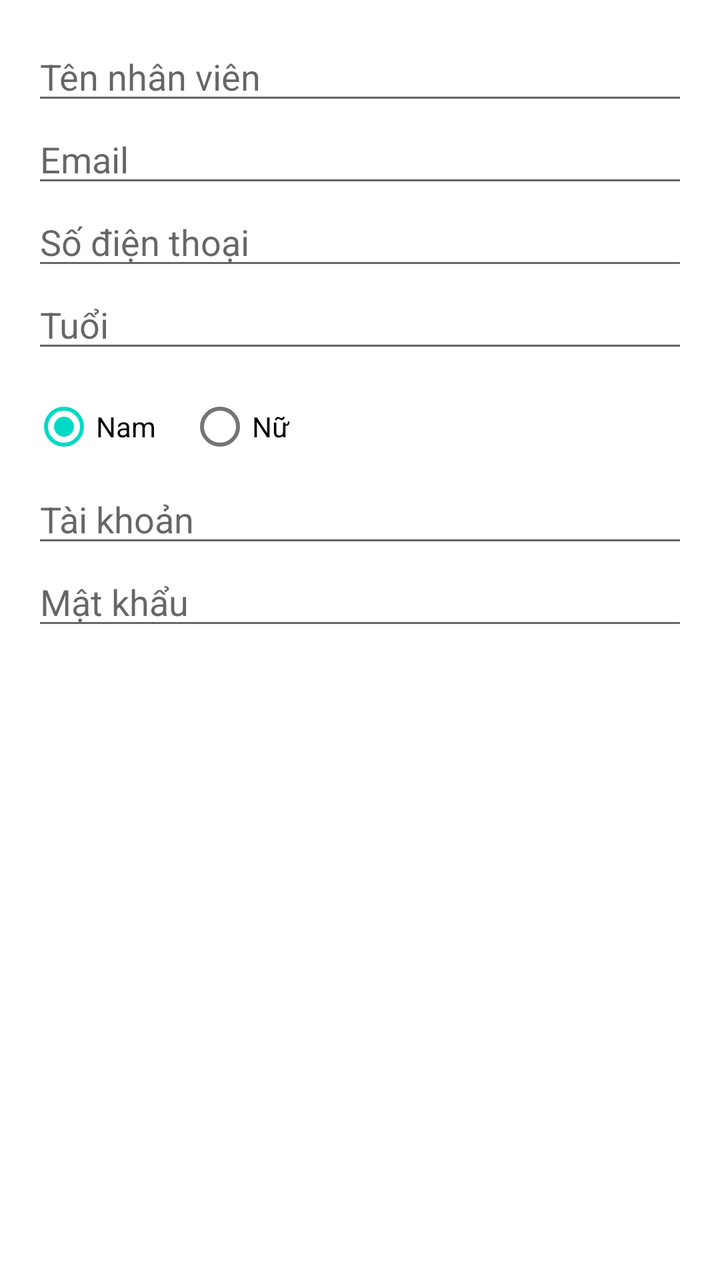
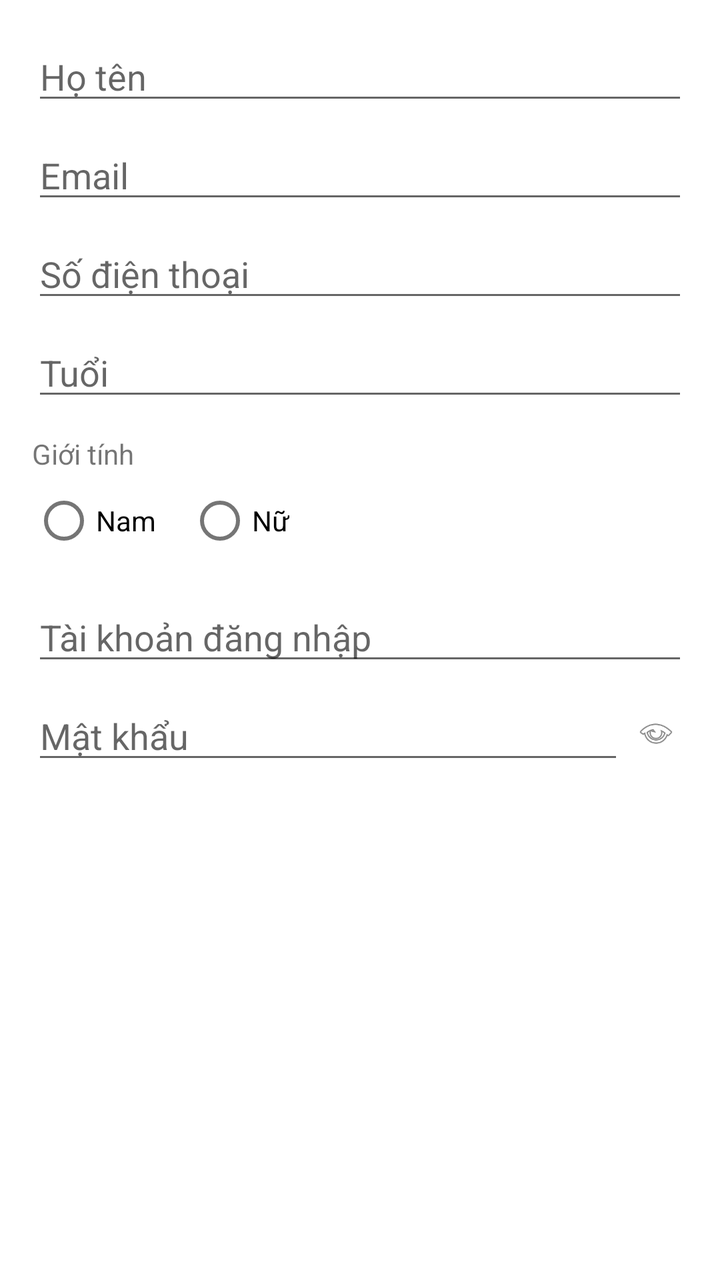

Screens rendered from an Android XML layout before and after an edit, with the pre-edit source and the edit as a unified diff.
<!-- AndroidManifest.xml: application theme Theme.Banhmiviet -->
<!-- res/layout/dialog_add_employee.xml -->
<?xml version="1.0" encoding="utf-8"?>
<ScrollView xmlns:android="http://schemas.android.com/apk/res/android"
    android:layout_width="match_parent"
    android:layout_height="wrap_content">

    <LinearLayout
        android:orientation="vertical"
        android:layout_width="match_parent"
        android:layout_height="wrap_content"
        android:padding="16dp">

        <EditText
            android:id="@+id/edtName"
            android:layout_width="match_parent"
            android:layout_height="wrap_content"
            android:hint="Tên nhân viên" />

        <EditText
            android:id="@+id/edtEmail"
            android:layout_width="match_parent"
            android:layout_height="wrap_content"
            android:hint="Email"
            android:inputType="textEmailAddress" />

        <EditText
            android:id="@+id/edtPhone"
            android:layout_width="match_parent"
            android:layout_height="wrap_content"
            android:hint="Số điện thoại"
            android:inputType="phone" />

        <EditText
            android:id="@+id/edtAge"
            android:layout_width="match_parent"
            android:layout_height="wrap_content"
            android:hint="Tuổi"
            android:inputType="number" />

        <RadioGroup
            android:id="@+id/radioGender"
            android:layout_width="wrap_content"
            android:layout_height="wrap_content"
            android:orientation="horizontal"
            android:layout_marginTop="8dp">

            <RadioButton
                android:id="@+id/radioMale"
                android:layout_width="wrap_content"
                android:layout_height="wrap_content"
                android:text="Nam"
                android:checked="true" />

            <RadioButton
                android:id="@+id/radioFemale"
                android:layout_width="wrap_content"
                android:layout_height="wrap_content"
                android:text="Nữ"
                android:layout_marginStart="16dp" />
        </RadioGroup>

        <EditText
            android:id="@+id/edtUsername"
            android:layout_width="match_parent"
            android:layout_height="wrap_content"
            android:hint="Tài khoản" />

        <EditText
            android:id="@+id/edtPassword"
            android:layout_width="match_parent"
            android:layout_height="wrap_content"
            android:hint="Mật khẩu"
            android:inputType="textPassword" />
    </LinearLayout>
</ScrollView>
<!-- resources referenced by this layout -->
<resources>
  <style name="Theme.Banhmiviet" parent="Theme.MaterialComponents.DayNight.DarkActionBar">
          
          <item name="colorPrimary">@color/purple_500</item>
          <item name="colorPrimaryVariant">@color/purple_700</item>
          <item name="colorOnPrimary">@color/white</item>
          
          <item name="colorSecondary">@color/teal_200</item>
          <item name="colorSecondaryVariant">@color/teal_700</item>
          <item name="colorOnSecondary">@color/black</item>
          
          <item name="android:statusBarColor">?attr/colorPrimaryVariant</item>
          
      </style>
  <color name="purple_500">#FF6200EE</color>
  <color name="purple_700">#FF3700B3</color>
  <color name="white">#FFFFFFFF</color>
  <color name="teal_200">#FF03DAC5</color>
  <color name="teal_700">#FF018786</color>
  <color name="black">#FF000000</color>
</resources>

<!-- the commit's change to res/layout/dialog_add_employee.xml (unified diff, before → after) -->
@@ -4,54 +4,62 @@
     android:layout_height="wrap_content">
 
     <LinearLayout
-        android:orientation="vertical"
         android:layout_width="match_parent"
         android:layout_height="wrap_content"
+        android:orientation="vertical"
         android:padding="16dp">
 
         <EditText
             android:id="@+id/edtName"
             android:layout_width="match_parent"
             android:layout_height="wrap_content"
-            android:hint="Tên nhân viên" />
+            android:hint="Họ tên"
+            android:inputType="textPersonName" />
 
         <EditText
             android:id="@+id/edtEmail"
             android:layout_width="match_parent"
             android:layout_height="wrap_content"
             android:hint="Email"
-            android:inputType="textEmailAddress" />
+            android:inputType="textEmailAddress"
+            android:layout_marginTop="8dp" />
 
         <EditText
             android:id="@+id/edtPhone"
             android:layout_width="match_parent"
             android:layout_height="wrap_content"
             android:hint="Số điện thoại"
-            android:inputType="phone" />
+            android:inputType="phone"
+            android:layout_marginTop="8dp" />
 
         <EditText
             android:id="@+id/edtAge"
             android:layout_width="match_parent"
             android:layout_height="wrap_content"
             android:hint="Tuổi"
-            android:inputType="number" />
+            android:inputType="number"
+            android:layout_marginTop="8dp" />
+
+        <TextView
+            android:layout_width="wrap_content"
+            android:layout_height="wrap_content"
+            android:text="Giới tính"
+            android:layout_marginTop="12dp" />
 
         <RadioGroup
             android:id="@+id/radioGender"
-            android:layout_width="wrap_content"
+            android:layout_width="match_parent"
             android:layout_height="wrap_content"
-            android:orientation="horizontal"
-            android:layout_marginTop="8dp">
+            android:orientation="horizontal">
 
             <RadioButton
-                android:id="@+id/radioMale"
+                android:id="@+id/rbMale"
                 android:layout_width="wrap_content"
                 android:layout_height="wrap_content"
-                android:text="Nam"
-                android:checked="true" />
+                android:text="Nam" />
 
             <RadioButton
-                android:id="@+id/radioFemale"
+                android:id="@+id/rbFemale"
                 android:layout_width="wrap_content"
                 android:layout_height="wrap_content"
                 android:text="Nữ"
@@ -62,13 +70,34 @@
             android:id="@+id/edtUsername"
             android:layout_width="match_parent"
             android:layout_height="wrap_content"
-            android:hint="Tài khoản" />
+            android:hint="Tài khoản đăng nhập"
+            android:inputType="textPersonName"
+            android:layout_marginTop="12dp" />
 
-        <EditText
-            android:id="@+id/edtPassword"
+        
+        <LinearLayout
             android:layout_width="match_parent"
             android:layout_height="wrap_content"
-            android:hint="Mật khẩu"
-            android:inputType="textPassword" />
+            android:orientation="horizontal"
+            android:layout_marginTop="8dp"
+            android:gravity="center_vertical">
+
+            <EditText
+                android:id="@+id/edtPassword"
+                android:layout_width="0dp"
+                android:layout_height="wrap_content"
+                android:layout_weight="1"
+                android:hint="Mật khẩu"
+                android:inputType="textPassword"
+                android:paddingEnd="8dp" />
+
+            <ImageView
+                android:id="@+id/imgTogglePassword"
+                android:layout_width="32dp"
+                android:layout_height="32dp"
+                android:padding="6dp"
+                android:src="@android:drawable/ic_menu_view" />
+        </LinearLayout>
+
     </LinearLayout>
 </ScrollView>
